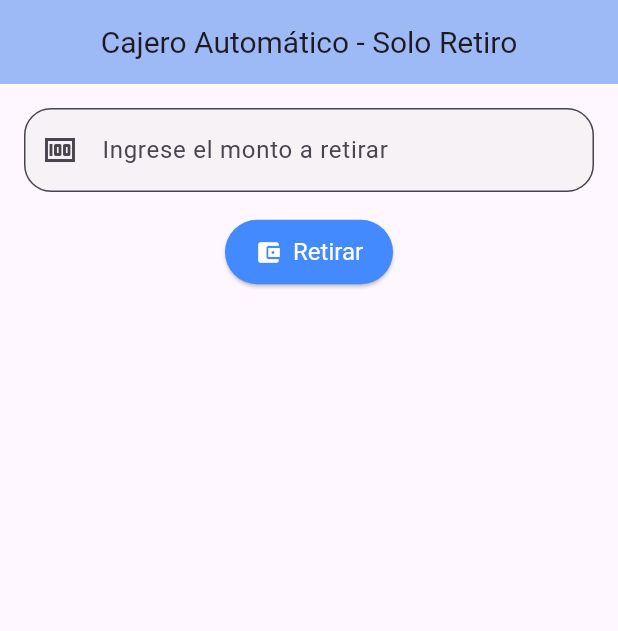
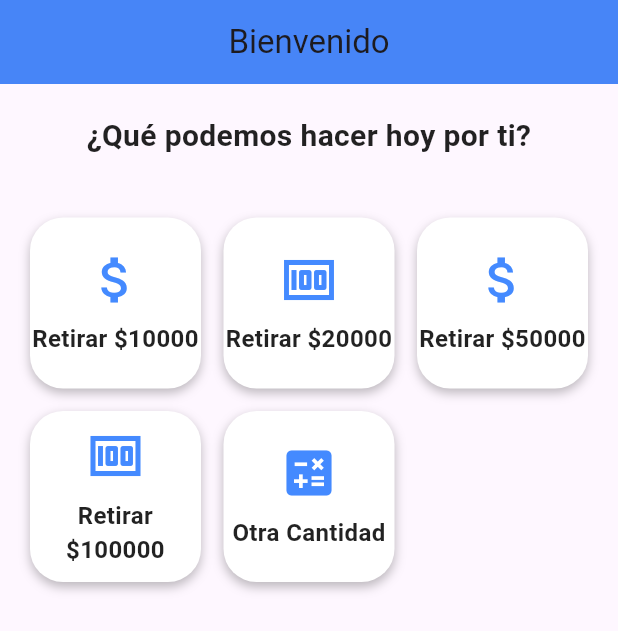
Before and after one commit to AlfredoPerez73/MyS---Cajero, a Flutter app: the screen it shows after launch, on a phone screen of 412 x 824 dp. Shown: the top 631 px of the screen. Run offline on Flutter 3.47's test engine with Material 3 defaults, Android fonts, the phone set to English and light mode, and no system bars.

Commit message:
CAMBIO EN LAS INTERFACES
Se modificaron las interfaces

```diff
--- a/lib/main.dart
+++ b/lib/main.dart
@@ -1,5 +1,5 @@
+import 'package:cajero_mys/views/Home_view.dart';
 import 'package:flutter/material.dart';
-import './views/withdrawal_view2.dart';
 
 void main() {
   runApp(ATMApp());
@@ -12,7 +12,7 @@ class ATMApp extends StatelessWidget {
       debugShowCheckedModeBanner: false, // Oculta la etiqueta de debug
       title: 'Cajero Automático',
       theme: ThemeData(primarySwatch: Colors.blue),
-      home: WithdrawalView(), // Carga la vista principal del cajero
+      home: HomeView(), // Carga la vista principal del cajero
     );
   }
 }
--- /dev/null
+++ b/lib/views/Home_view.dart
@@ -0,0 +1,130 @@
+import 'package:flutter/material.dart';
+import 'withdrawal_view2.dart';
+
+class HomeView extends StatelessWidget {
+  @override
+  Widget build(BuildContext context) {
+    bool isDarkMode = false;
+
+    return Scaffold(
+      appBar: AppBar(
+        title: const Text("Bienvenido"),
+        centerTitle: true,
+        backgroundColor: Colors.blueAccent,
+        elevation: 4,
+      ),
+      body: Column(
+        children: [
+          // Título principal
+          const Padding(
+            padding: EdgeInsets.symmetric(vertical: 20),
+            child: Text(
+              "¿Qué podemos hacer hoy por ti?",
+              style: TextStyle(
+                fontSize: 20,
+                fontWeight: FontWeight.bold,
+                color: Colors.black87,
+              ),
+              textAlign: TextAlign.center,
+            ),
+          ),
+
+          // Grid de opciones
+          Expanded(
+            child: GridView.count(
+              crossAxisCount: 3,
+              padding: const EdgeInsets.all(20),
+              crossAxisSpacing: 15,
+              mainAxisSpacing: 15,
+              children: [
+                OptionCard(
+                  title: "Retirar \$10000",
+                  icon: Icons.attach_money,
+                  onTap: () {
+                    Navigator.push(
+                      context,
+                      MaterialPageRoute(builder: (context) => WithdrawalView()),
+                    );
+                  },
+                ),
+                OptionCard(
+                  title: "Retirar \$20000",
+                  icon: Icons.money,
+                  onTap: () {},
+                ),
+                OptionCard(
+                  title: "Retirar \$50000",
+                  icon: Icons.attach_money,
+                  onTap: () {},
+                ),
+                OptionCard(
+                  title: "Retirar \$100000",
+                  icon: Icons.money,
+                  onTap: () {},
+                ),
+                OptionCard(
+                  title: "Otra Cantidad",
+                  icon: Icons.calculate,
+                  onTap: () {
+                    Navigator.push(
+                      context,
+                      MaterialPageRoute(builder: (context) => WithdrawalView()),
+                    );
+                  },
+                ),
+              ],
+            ),
+          ),
+        ],
+      ),
+    );
+  }
+}
+
+class OptionCard extends StatelessWidget {
+  final String title;
+  final IconData icon;
+  final VoidCallback onTap;
+
+  const OptionCard({
+    required this.title,
+    required this.icon,
+    required this.onTap,
+  });
+
+  @override
+  Widget build(BuildContext context) {
+    return GestureDetector(
+      onTap: onTap,
+      child: Container(
+        decoration: BoxDecoration(
+          color: Colors.white,
+          borderRadius: BorderRadius.circular(22),
+          boxShadow: [
+            BoxShadow(
+              color: Colors.black26,
+              blurRadius: 5,
+              offset: Offset(0, 3),
+            ),
+          ],
+        ),
+        child: Column(
+          mainAxisAlignment: MainAxisAlignment.center,
+          children: [
+            Icon(icon, color: Colors.blueAccent, size: 40),
+            const SizedBox(height: 8),
+            Text(
+              title,
+              textAlign: TextAlign.center,
+              style: const TextStyle(
+                fontSize: 16,
+                fontWeight: FontWeight.bold,
+                color: Colors.black87,
+              ),
+            ),
+          ],
+        ),
+      ),
+    );
+  }
+}
```
Also changed, not shown: lib/views/withdrawal_view2.dart (+159 -95 lines), 1 other file.
